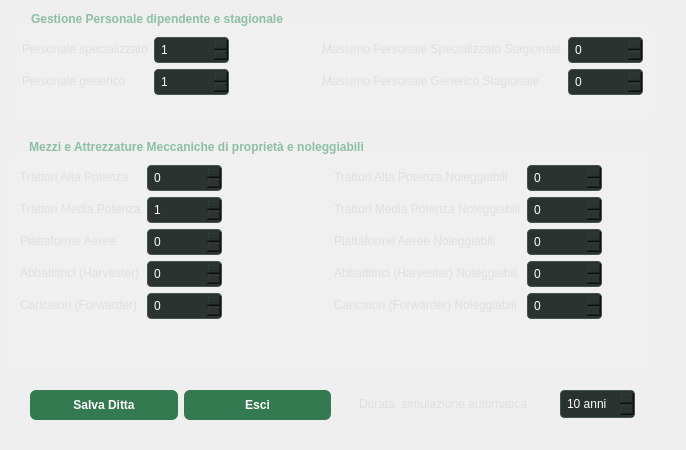
Above: GUI/form_ditta.ui from Seyen75/Gestione_Pioppeto before the change. Below: the same form after it.
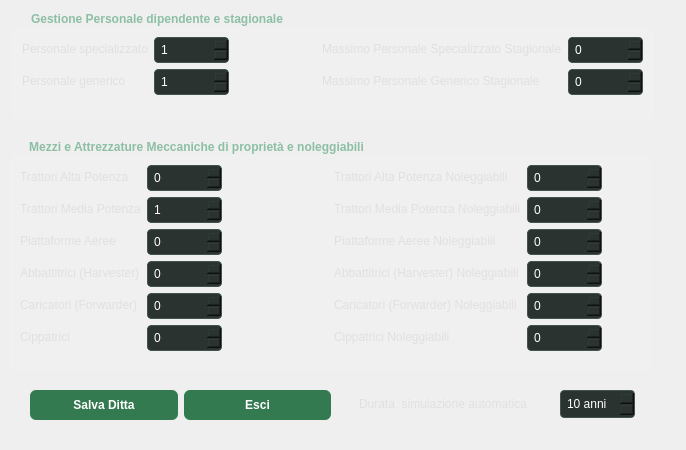
That is the form after the change.

Commit message: Attività di refactoring del codice, con modifica delle competenze funzionali fra lotto.py - ditta.py e SimulatorePioppicoltura.py Correzione di alcune anomalie di calcolo Aggiunta della lavorazione di cippatura a fine taglio Iniziale lavorazione sull'aggiunta commenti

What changed in the file:
```diff
--- a/GUI/form_ditta.ui
+++ b/GUI/form_ditta.ui
@@ -328,6 +328,23 @@
         </property>
        </widget>
       </item>
+      <item row="5" column="0">
+       <widget class="QLabel" name="label_8">
+        <property name="text">
+         <string>Cippatrici</string>
+        </property>
+       </widget>
+      </item>
+      <item row="5" column="1">
+       <widget class="QSpinBox" name="spin_cippatrici">
+        <property name="maximumSize">
+         <size>
+          <width>75</width>
+          <height>16777215</height>
+         </size>
+        </property>
+       </widget>
+      </item>
      </layout>
     </item>
     <item>
@@ -420,6 +437,23 @@
         </property>
        </widget>
       </item>
+      <item row="5" column="1">
+       <widget class="QSpinBox" name="spin_cippatrici_noleggio">
+        <property name="maximumSize">
+         <size>
+          <width>75</width>
+          <height>16777215</height>
+         </size>
+        </property>
+       </widget>
+      </item>
+      <item row="5" column="0">
+       <widget class="QLabel" name="label_17">
+        <property name="text">
+         <string>Cippatrici Noleggiabili</string>
+        </property>
+       </widget>
+      </item>
      </layout>
     </item>
    </layout>
```
The commit also changes 14 other files.
